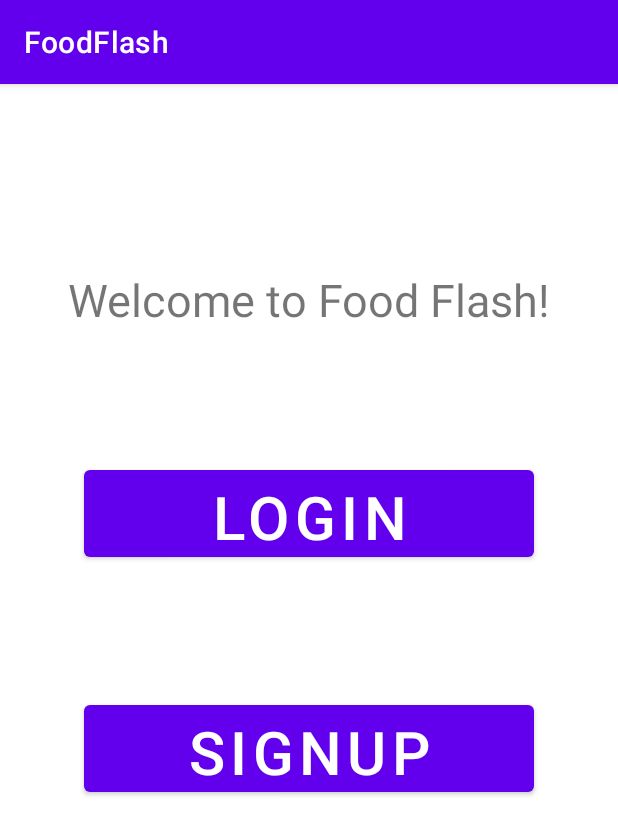
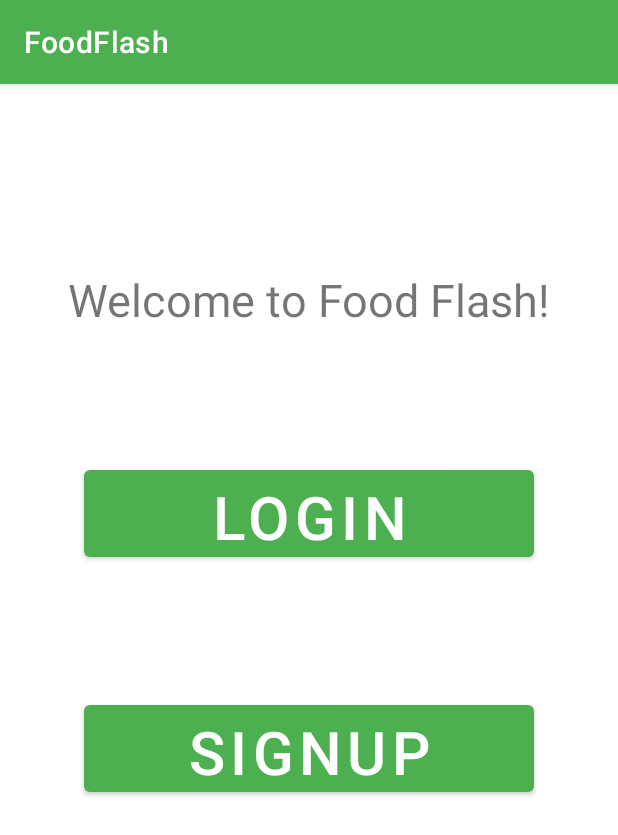
Before and after one commit to 9brian/Food, an Android app: the screen it shows after launch (MainActivity), on a phone screen of 412 x 824 dp. Shown: the top 835 px of the screen. Run offline under Robolectric (Android 15) with nearby library versions, the phone set to English and light mode, and no system bars; our stand-ins replace Room's generated code.

Commit message:
Change Color

```diff
--- a/app/src/main/res/values/colors.xml
+++ b/app/src/main/res/values/colors.xml
@@ -7,4 +7,7 @@
     <color name="teal_700">#FF018786</color>
     <color name="black">#FF000000</color>
     <color name="white">#FFFFFFFF</color>
+    <color name="green_200">#8BC34A</color>
+    <color name="green_500">#4CAF50</color>
+    <color name="green_700">#009688</color>
 </resources>
--- a/app/src/main/res/values/themes.xml
+++ b/app/src/main/res/values/themes.xml
@@ -2,8 +2,8 @@
     <!-- Base application theme. -->
     <style name="Theme.FoodFlash" parent="Theme.MaterialComponents.DayNight.DarkActionBar">
         <!-- Primary brand color. -->
-        <item name="colorPrimary">@color/purple_500</item>
-        <item name="colorPrimaryVariant">@color/purple_700</item>
+        <item name="colorPrimary">@color/green_500</item>
+        <item name="colorPrimaryVariant">@color/green_700</item>
         <item name="colorOnPrimary">@color/white</item>
         <!-- Secondary brand color. -->
         <item name="colorSecondary">@color/teal_200</item>
```
